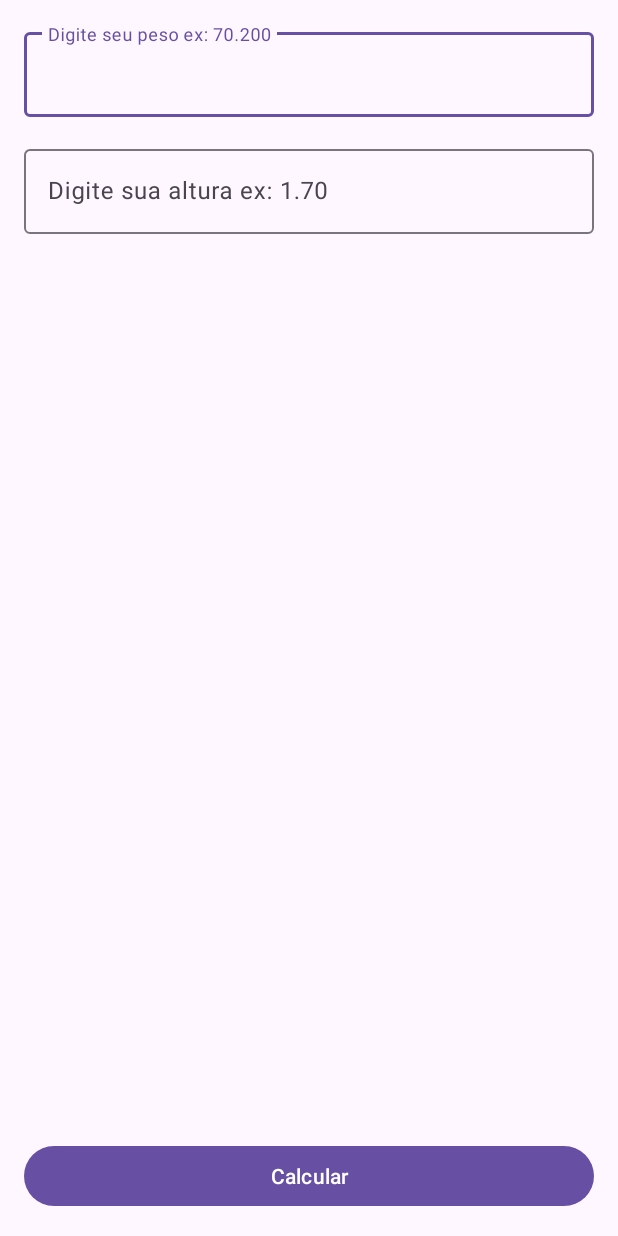
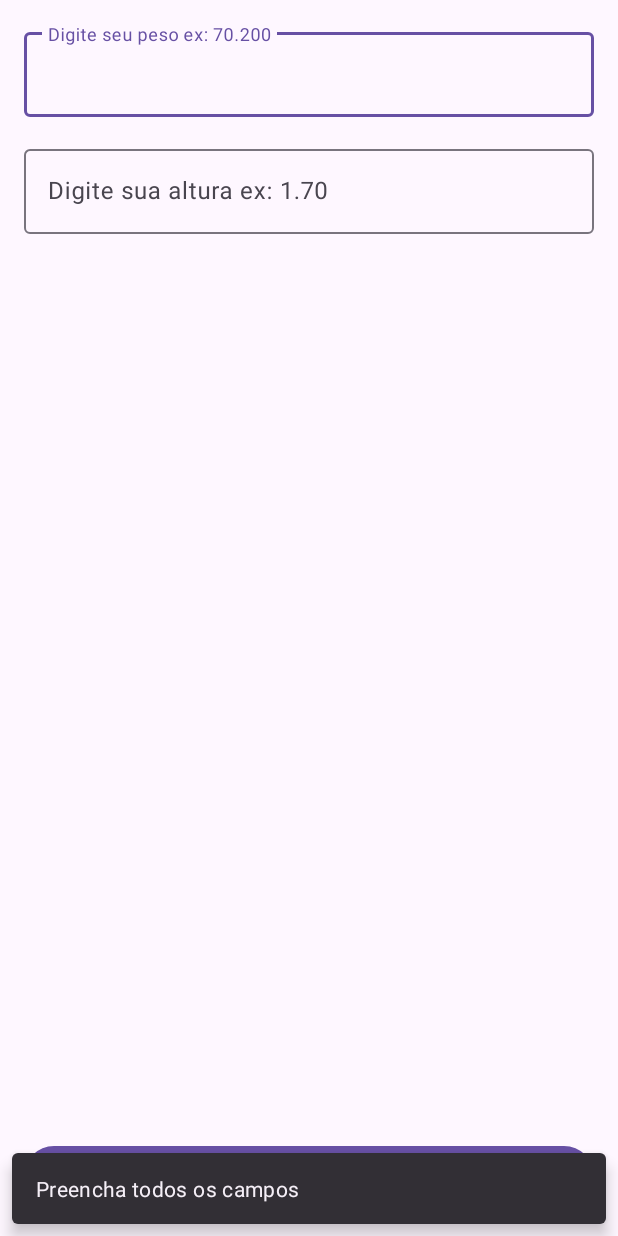
Before and after one commit to devbrunarodrigues/calculadoraimc, an Android app: the screen it shows after launch (MainActivity), after a tap on "Calcular", on a phone screen of 412 x 824 dp. Run offline under Robolectric (Android 15) with nearby library versions, the phone set to English and light mode, and no system bars.

Commit message:
mostrar mensagem preencha os campos

```diff
--- a/app/src/main/java/com/comunidadedevspace/imc/MainActivity.kt
+++ b/app/src/main/java/com/comunidadedevspace/imc/MainActivity.kt
@@ -3,6 +3,7 @@ package com.comunidadedevspace.imc
 import androidx.appcompat.app.AppCompatActivity
 import android.os.Bundle
 import android.widget.Button
+import com.google.android.material.snackbar.Snackbar
 import com.google.android.material.textfield.TextInputEditText
 
 class MainActivity : AppCompatActivity() {
@@ -16,13 +17,27 @@ class MainActivity : AppCompatActivity() {
         val btnCalcular = findViewById<Button>(R.id.btn_calcular)
 
         btnCalcular.setOnClickListener {
-            val peso: Float = edtPeso.text.toString().toFloat()
-            val altura: Float = edtAltura.text.toString().toFloat()
 
-            val alturaQ2 = altura * altura
-            val resultado = peso / alturaQ2
-            println("Ação do botão" + resultado)
+            val pesoStr: String = edtPeso.text.toString()
+            val alturaStr: String = edtAltura.text.toString()
 
+            if (pesoStr == "" || alturaStr == "") {
+
+                Snackbar.make(
+                    edtPeso,
+                    "Preencha todos os campos" ,
+                    Snackbar.LENGTH_LONG
+                )
+                    .show()
+
+            } else {
+                val peso = pesoStr.toFloat()
+                val altura = alturaStr.toFloat()
+
+                val alturaQ2 = altura * altura
+                val resultado = peso / alturaQ2
+
+                println("Ação do botão" + resultado) }
         }
     }
 }
```
